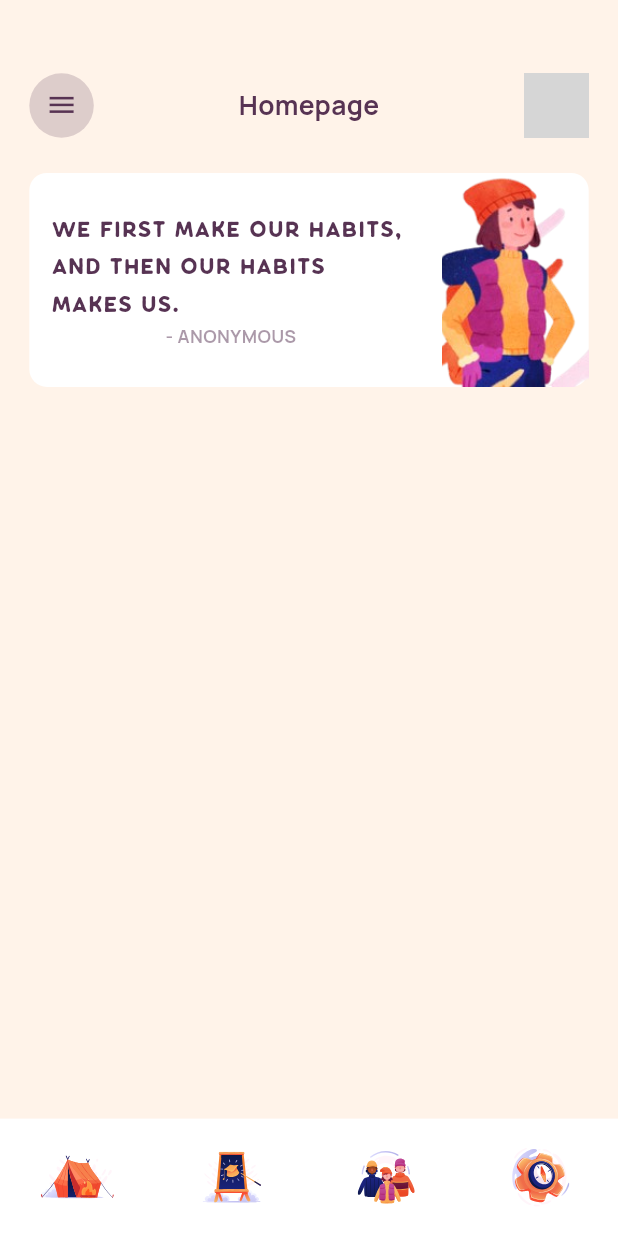
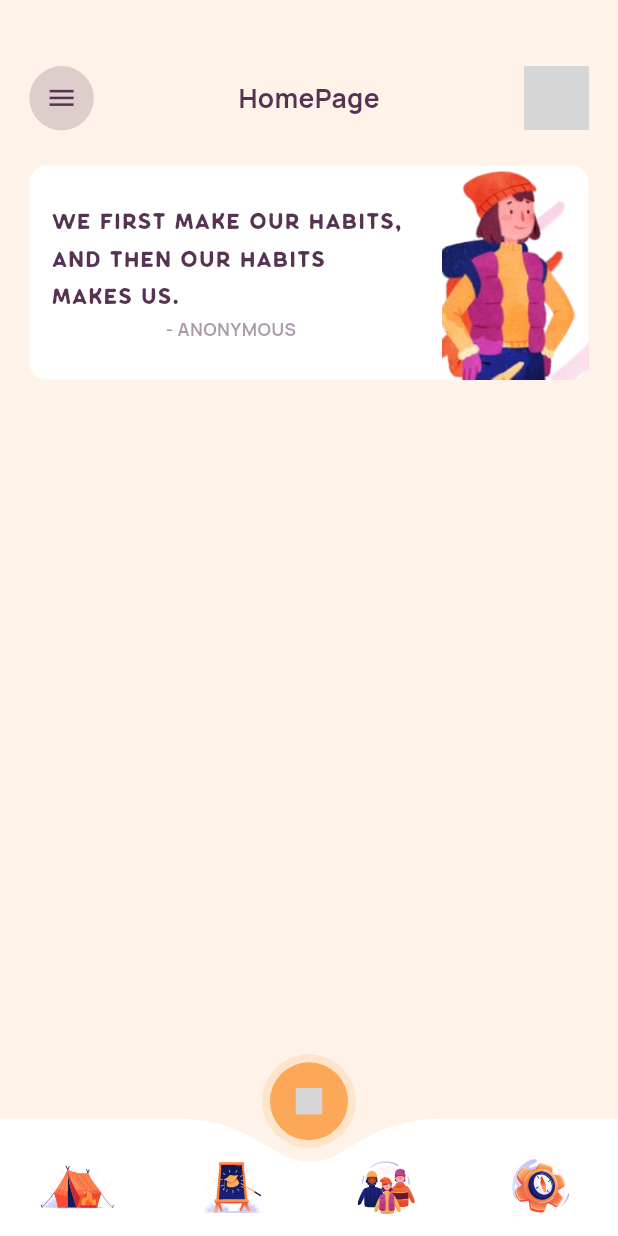
Before and after one commit to Gbenga-Abiodun/habit-app, a Flutter app: the MainPage screen opened by its route, on a phone screen of 412 x 824 dp. Run offline on Flutter 3.47's test engine with Material 3 defaults, Android fonts, the phone set to English and light mode, and no system bars; drawn by our look-alikes of auto_size_text; our stand-ins replace cached_network_image, firebase_core, flutter_svg, flutter_svg_provider, get; accounts and stored records are empty; network calls fail; grey boxes are pictures that could not be loaded.

Commit message:
added more change to the app

```diff
--- a/lib/main.dart
+++ b/lib/main.dart
@@ -3,6 +3,7 @@ import 'package:flutter/services.dart';
 import 'package:get/get.dart';
 import 'package:habit_app/pages/main/main_page.dart';
 import 'package:habit_app/pages/splash/splash_page.dart';
+import 'package:habit_app/routes/nav_routes.dart';
 import 'package:habit_app/routes/route_helper.dart';
 import 'package:habit_app/utils/colors.dart';
 
@@ -29,7 +30,7 @@ class MyApp extends StatelessWidget {
     return GetMaterialApp(
       debugShowCheckedModeBanner: false,
       title: 'Monumental Habits',
-
+      routes: AppRoutes.pages,
       getPages: RouteHelpers.routes,
       initialRoute: RouteHelpers.getInitial(),
       theme: ThemeData(
--- a/lib/navigation/community_page_navigation.dart
+++ b/lib/navigation/community_page_navigation.dart
@@ -19,7 +19,7 @@ class CommunityPageNavigation extends GetView<NavController> {
             settings: settings,
             builder: (BuildContext context) {
               if (settings.name == AppRoutes.profilePage) {
-                return  ProfilePage();
+                return ProfilePage();
               }
               return const CommunityPage();
             });
--- a/lib/pages/auth/sign_in_page.dart
+++ b/lib/pages/auth/sign_in_page.dart
@@ -9,6 +9,7 @@ import 'package:habit_app/widgets/circle_icon.dart';
 import 'package:habit_app/widgets/custom_button.dart';
 import 'package:habit_app/widgets/oauth_button.dart';
 import 'package:habit_app/widgets/scroll_view.dart';
+import 'package:habit_app/widgets/top_space.dart';
 
 import '../../generated/assets.dart';
 import '../../routes/route_helper.dart';
@@ -42,9 +43,7 @@ class SignInPage extends StatelessWidget {
               ),
               child: Column(
                 children: [
-                  SizedBox(
-                    height: Dimensions.height10 * 5,
-                  ),
+                  TopSpace(),
                   Row(
                     mainAxisAlignment: MainAxisAlignment.end,
                     children: [
--- a/lib/pages/home/home_page.dart
+++ b/lib/pages/home/home_page.dart
@@ -7,9 +7,11 @@ import 'package:habit_app/routes/nav_routes.dart';
 import 'package:habit_app/routes/route_helper.dart';
 import 'package:habit_app/utils/colors.dart';
 import 'package:habit_app/widgets/circle_icon.dart';
+import 'package:habit_app/widgets/custom_app_bar.dart';
 import 'package:habit_app/widgets/home_card.dart';
 import 'package:habit_app/widgets/scroll_view.dart';
 import 'package:habit_app/widgets/small_text.dart';
+import 'package:habit_app/widgets/top_space.dart';
 
 import '../../utils/dimensions.dart';
 
@@ -28,34 +30,12 @@ class HomePage extends StatelessWidget {
             // SizedBox(
             //   height: 330,
             // ),
-            SizedBox(
-              height: Dimensions.height10 * 5,
-            ),
-            Container(
-              padding: EdgeInsets.symmetric(
-                horizontal: Dimensions.height10 * 2,
-              ),
-              child: Row(
-                mainAxisAlignment: MainAxisAlignment.spaceBetween,
-                children: [
-                  CircleIcon(
-                    onTap:() =>  Navigator.pushNamed(context, AppRoutes.newHabit),
-                    child: Icon(
-                      Icons.menu_outlined,
-                      color: AppColors.eclipse,
-                      size: Dimensions.height11 * 2,
-                    ),
-                  ),
-                  SmallText(
-                    text: "Homepage",
-                    fontWeight: FontWeight.w700,
-                    color: AppColors.eclipse,
-                    size: Dimensions.font18,
-                  ),
-                  Container(
-                    width: Dimensions.height11 * 4,
-                    height: Dimensions.height11 * 4,
-                    decoration: BoxDecoration(
+            TopSpace(),
+
+            CustomAppBar(
+              hasCircleImage: true,
+              pageTitle: "HomePage",
+              decoration: const BoxDecoration(
                 shape: BoxShape.circle,
                 image: DecorationImage(
                   fit: BoxFit.cover,
@@ -64,11 +44,49 @@ class HomePage extends StatelessWidget {
                   ),
                 ),
               ),
-                  ),
-
-                ],
+              leadingIcon: Icon(
+                Icons.menu_outlined,
+                color: AppColors.eclipse,
+                size: Dimensions.height11 * 2,
               ),
             ),
+            // Container(
+            //   padding: EdgeInsets.symmetric(
+            //     horizontal: Dimensions.height10 * 2,
+            //   ),
+            //   child: Row(
+            //     mainAxisAlignment: MainAxisAlignment.spaceBetween,
+            //     children: [
+            //       CircleIcon(
+            //         child: Icon(
+            //           Icons.menu_outlined,
+            //           color: AppColors.eclipse,
+            //           size: Dimensions.height11 * 2,
+            //         ),
+            //       ),
+            //       SmallText(
+            //         text: "Homepage",
+            //         fontWeight: FontWeight.w700,
+            //         color: AppColors.eclipse,
+            //         size: Dimensions.font18,
+            //       ),
+            //       Container(
+            //         width: Dimensions.height11 * 4,
+            //         height: Dimensions.height11 * 4,
+            //         decoration: BoxDecoration(
+            //           shape: BoxShape.circle,
+            //           image: DecorationImage(
+            //             fit: BoxFit.cover,
+            //             image: CachedNetworkImageProvider(
+            //               "https://images.unsplash.com/photo-1623184663110-89ba5b565eb6?q=80&w=2012&auto=format&fit=crop&ixlib=rb-4.0.3&ixid=M3wxMjA3fDB8MHxwaG90by1wYWdlfHx8fGVufDB8fHx8fA%3D%3D",
+            //             ),
+            //           ),
+            //         ),
+            //       ),
+            //
+            //     ],
+            //   ),
+            // ),
             SizedBox(
               height: Dimensions.height12 * 2,
             ),
--- a/lib/pages/main/main_page.dart
+++ b/lib/pages/main/main_page.dart
@@ -1,5 +1,6 @@
 import 'package:flutter/material.dart';
 import 'package:flutter/services.dart';
+import 'package:flutter_svg/flutter_svg.dart';
 import 'package:get/get.dart';
 import 'package:habit_app/navigation/course_page_navigation.dart';
 import 'package:habit_app/navigation/home_page_navigation.dart';
@@ -10,22 +11,18 @@ import 'package:habit_app/pages/settings/settings_page.dart';
 
 import '../../controller/nav_controller.dart';
 import '../../generated/assets.dart';
+import '../../routes/nav_routes.dart';
+import '../../utils/colors.dart';
 import '../../utils/dimensions.dart';
 import '../../widgets/bottom_navigation_item.dart';
 
 class MainPage extends StatelessWidget {
   MainPage({Key? key}) : super(key: key);
 
-
-
   var navController = Get.find<NavController>();
-
-
-
 
   @override
   Widget build(BuildContext context) {
-
     final List<GlobalKey<NavigatorState>> _navigatorKeys = [
       navController.homePageNavigatorKey,
       navController.coursePageNavigatorKey,
@@ -33,9 +30,9 @@ class MainPage extends StatelessWidget {
       navController.settingsPageNavigatorKey,
     ];
 
-
     Future<bool> _systemBackButtonPressed() async {
-      if (_navigatorKeys[navController.tabIndex.value].currentState?.canPop() == true) {
+      if (_navigatorKeys[navController.tabIndex.value].currentState?.canPop() ==
+          true) {
         _navigatorKeys[navController.tabIndex.value]
             .currentState
             ?.pop(_navigatorKeys[navController.tabIndex.value].currentContext);
@@ -45,6 +42,7 @@ class MainPage extends StatelessWidget {
         return true; // Indicate that the back action is handled
       }
     }
+
     // Menus currentIndex = Menus.home;
     return GetBuilder<NavController>(
       assignId: true,
@@ -61,11 +59,16 @@ class MainPage extends StatelessWidget {
                 SettingsPage(),
               ],
             ),
-            bottomNavigationBar:  BottomNavigationBar(
+            extendBody: true,
+            bottomNavigationBar: BottomNavigationBar(
               currentIndex: Menus.values[navController.tabIndex.value],
               onTap: (index) {
+                if (index == 4) {
+                  navController.homePageNavigatorKey.currentState?.pushNamed(AppRoutes.newHabit);
+                  // Navigator.pushNamed(context, AppRoutes.newHabit);
+                } else {
                   navController.changeTabIndex(index);
-
+                }
               },
             ),
           ),
@@ -80,24 +83,42 @@ enum Menus {
   coursePage,
   communityPage,
   settingsPage,
+
+  newHabit
 }
 
 class BottomNavigationBar extends StatelessWidget {
-
   final Menus currentIndex;
   final ValueChanged<int> onTap;
   const BottomNavigationBar(
       {super.key, required this.currentIndex, required this.onTap});
 
-
-
   @override
   Widget build(BuildContext context) {
-    return Stack(
+    return Container(
+      height: Dimensions.height10 * 13,
+      child: Stack(
         children: [
-        Container(
-          color: Colors.white,
-          height: Dimensions.height10 * 8,
+          Column(
+            mainAxisAlignment: MainAxisAlignment.end,
+            children: [
+              // Spacer(),
+              Stack(
+                children: [
+                  CustomPaint(
+                    size: Size(
+                        MediaQuery.of(context).size.width,
+                        (Dimensions.height10 * 8)
+                            .toDouble()), //You can Replace [WIDTH] with your desired width for Custom Paint and height will be calculated automatically
+                    painter: RPSCustomPainter(),
+                  ),
+                  Positioned(
+                    top: Dimensions.height12 * 2.25,
+                    right: 0,
+                    left: 0,
+                    child: Container(
+                      // color: Colors.white,
+                      // height: ,
                       child: Row(
                         children: [
                           Expanded(
@@ -105,7 +126,10 @@ class BottomNavigationBar extends StatelessWidget {
                               icon: Assets.svgsXMLID1,
                               onPressed: () => onTap(Menus.home.index),
                               current: currentIndex,
-                  name: Menus.home, inActive: Assets.svgsXMLID1active, width: Dimensions.height10 * 5, height: Dimensions.height10 * 3,
+                              name: Menus.home,
+                              inActive: Assets.svgsXMLID1active,
+                              width: Dimensions.height10 * 5,
+                              height: Dimensions.height10 * 3,
                             ),
                           ),
                           Expanded(
@@ -113,7 +137,10 @@ class BottomNavigationBar extends StatelessWidget {
                               icon: Assets.svgsCoursesactive,
                               onPressed: () => onTap(Menus.coursePage.index),
                               current: currentIndex,
-                  name: Menus.coursePage, inActive: Assets.svgsCourses, width: Dimensions.height10 * 4, height: Dimensions.height12 * 2.916666666666667,
+                              name: Menus.coursePage,
+                              inActive: Assets.svgsCourses,
+                              width: Dimensions.height10 * 4,
+                              height: Dimensions.height12 * 2.916666666666667,
                             ),
                           ),
                           Expanded(
@@ -121,7 +148,10 @@ class BottomNavigationBar extends StatelessWidget {
                               icon: Assets.svgsCommunitactive,
                               onPressed: () => onTap(Menus.communityPage.index),
                               current: currentIndex,
-                  name: Menus.communityPage, inActive: Assets.svgsCommunity, width: Dimensions.height10 * 4, height: Dimensions.height12 * 3,
+                              name: Menus.communityPage,
+                              inActive: Assets.svgsCommunity,
+                              width: Dimensions.height10 * 4,
+                              height: Dimensions.height12 * 3,
                             ),
                           ),
                           Expanded(
@@ -129,13 +159,98 @@ class BottomNavigationBar extends StatelessWidget {
                               icon: Assets.svgsSettingsActive,
                               onPressed: () => onTap(Menus.settingsPage.index),
                               current: currentIndex,
-                  name: Menus.settingsPage, inActive: Assets.svgsSettings, width: Dimensions.height10 * 4, height: Dimensions.height10 * 4,
+                              name: Menus.settingsPage,
+                              inActive: Assets.svgsSettings,
+                              width: Dimensions.height10 * 4,
+                              height: Dimensions.height10 * 4,
                             ),
                           ),
                         ],
                       ),
                     ),
+                  ),
                 ],
+              ),
+            ],
+          ),
+          Positioned(
+            left: 0,
+            right: 0,
+            bottom: Dimensions.height10 * 6,
+            child: GestureDetector(
+              onTap: () => onTap(Menus.newHabit.index),
+              child: Container(
+                width: Dimensions.height12 * 5.333333333333333,
+                height: Dimensions.height12 * 5.333333333333333,
+                alignment: Alignment.center,
+                decoration: BoxDecoration(
+                  shape: BoxShape.circle,
+                  color: AppColors.textInputColor.withOpacity(
+                    0.2,
+                  ),
+                ),
+                child: Container(
+                  width: 52,
+                  height: 52,
+                  alignment: Alignment.center,
+                  decoration: BoxDecoration(
+                    shape: BoxShape.circle,
+                    color: AppColors.textInputColor,
+                  ),
+                  child: SvgPicture.asset(
+                    Assets.svgsVector,
+                    color: AppColors.eclipse,
+                    width: Dimensions.font18,
+                    height: Dimensions.font18,
+                  ),
+                ),
+              ),
+            ),
+          ),
+        ],
+      ),
     );
   }
 }
+
+//Copy this CustomPainter code to the Bottom of the File
+class RPSCustomPainter extends CustomPainter {
+  @override
+  void paint(Canvas canvas, Size size) {
+    Path path_0 = Path();
+    path_0.moveTo(0, 0);
+    path_0.lineTo(size.width * 0.2900048, 0);
+    path_0.cubicTo(
+        size.width * 0.3326232,
+        0,
+        size.width * 0.3744831,
+        size.height * 0.05835450,
+        size.width * 0.4113357,
+        size.height * 0.1691400);
+    path_0.lineTo(size.width * 0.4558961, size.height * 0.3031000);
+    path_0.cubicTo(
+        size.width * 0.4835531,
+        size.height * 0.3862437,
+        size.width * 0.5176884,
+        size.height * 0.3865613,
+        size.width * 0.5454034,
+        size.height * 0.3039287);
+    path_0.lineTo(size.width * 0.5913647, size.height * 0.1668975);
+    path_0.cubicTo(size.width * 0.6280386, size.height * 0.05755412,
+        size.width * 0.6696208, 0, size.width * 0.7119469, 0);
+    path_0.lineTo(size.width, 0);
+    path_0.lineTo(size.width, size.height);
+    path_0.lineTo(0, size.height);
+    path_0.lineTo(0, 0);
+    path_0.close();
+
+    Paint paint_0_fill = Paint()..style = PaintingStyle.fill;
+    paint_0_fill.color = Colors.white;
+    canvas.drawPath(path_0, paint_0_fill);
+  }
+
+  @override
+  bool shouldRepaint(covariant CustomPainter oldDelegate) {
+    return true;
+  }
+}
--- a/lib/routes/nav_routes.dart
+++ b/lib/routes/nav_routes.dart
@@ -7,9 +7,9 @@ import '../pages/habit/new_habit_page.dart';
 
 class AppRoutes {
   static final pages = {
-    newHabit: (context) => NewHabitPage(),
-    courseDetails: (context) => CourseDetailsPage(),
-    profilePage: (context) => ProfilePage(),
+    newHabit: (context) => const NewHabitPage(),
+    courseDetails: (context) => const CourseDetailsPage(),
+    profilePage: (context) => const ProfilePage(),
 
   };
 
--- /dev/null
+++ b/lib/widgets/custom_app_bar.dart
@@ -0,0 +1,59 @@
+import 'package:cached_network_image/cached_network_image.dart';
+import 'package:flutter/material.dart';
+import 'package:habit_app/widgets/small_text.dart';
+
+import '../utils/colors.dart';
+import '../utils/dimensions.dart';
+import 'circle_icon.dart';
+
+class CustomAppBar extends StatelessWidget {
+  final bool hasCircleImage;
+
+  final Widget? leadingIcon;
+  final Decoration? decoration;
+
+  final Widget? lastChild;
+
+  final String pageTitle;
+  // final bool? hasFirst;
+  // final bool?
+  const CustomAppBar(
+      {Key? key,
+      required this.hasCircleImage,
+      this.decoration,
+      this.lastChild,
+      required this.pageTitle, this.leadingIcon})
+      : super(key: key);
+
+  @override
+  Widget build(BuildContext context) {
+    return Container(
+      padding: EdgeInsets.symmetric(
+        horizontal: Dimensions.height10 * 2,
+      ),
+      child: Row(
+        mainAxisAlignment: MainAxisAlignment.spaceBetween,
+        children: [
+          CircleIcon(
+            child: leadingIcon,
+          ),
+          SmallText(
+            text: pageTitle,
+            fontWeight: FontWeight.w700,
+            color: AppColors.eclipse,
+            size: Dimensions.font18,
+          ),
+          if (hasCircleImage == true)
+            Container(
+              width: Dimensions.height11 * 4,
+              height: Dimensions.height11 * 4,
+              decoration: decoration,
+              child: Center(
+                child: lastChild,
+              ),
+            ),
+        ],
+      ),
+    );
+  }
+}
```
Also changed, not shown: lib/pages/auth/forgotten_password_page.dart (+5 -3 lines), lib/widgets/top_space.dart (added, +14 -0 lines). Lines whose indentation alone changed are shown as unchanged.
